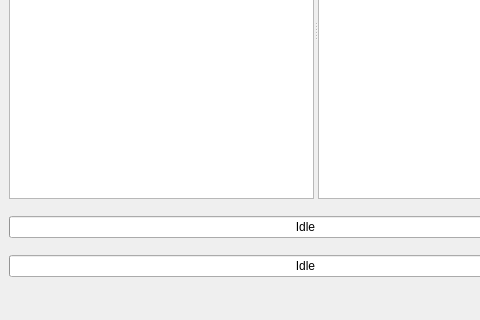
Before: the Qt Designer form failplay.ui in Svedrin/failplay, drawn with Qt 5; both pictures show x 0 to 480 and y 149 to 469 of the 632 by 469 pixel window.
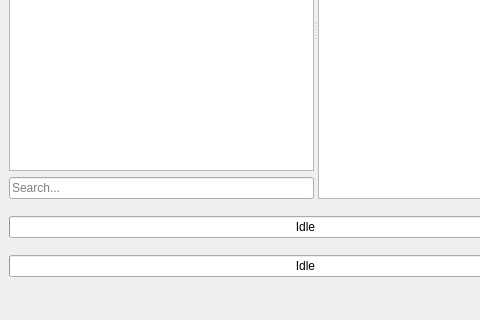
After: the same form once the commit is applied.

Commit message: add a library search bar

What changed in the file:
```diff
--- a/failplay.ui
+++ b/failplay.ui
@@ -14,7 +14,7 @@
    <string>FailPlay</string>
   </property>
   <widget class="QWidget" name="centralwidget">
-   <layout class="QVBoxLayout" name="verticalLayout_2">
+   <layout class="QVBoxLayout" name="verticalLayout_3">
     <item>
      <widget class="QSplitter" name="splitter">
       <property name="sizePolicy">
@@ -26,6 +26,9 @@
       <property name="orientation">
        <enum>Qt::Horizontal</enum>
       </property>
+      <widget class="QWidget" name="">
+       <layout class="QVBoxLayout" name="verticalLayout_2">
+        <item>
       <widget class="QTreeView" name="lstLibrary">
        <property name="sizePolicy">
         <sizepolicy hsizetype="Expanding" vsizetype="Expanding">
@@ -34,6 +37,16 @@
         </sizepolicy>
        </property>
       </widget>
+        </item>
+        <item>
+         <widget class="QLineEdit" name="leLibraryFilter">
+          <property name="placeholderText">
+           <string>Search...</string>
+          </property>
+         </widget>
+        </item>
+       </layout>
+      </widget>
       <widget class="QTableView" name="lstPlaylist">
        <property name="sizePolicy">
         <sizepolicy hsizetype="Expanding" vsizetype="Expanding">
```
Left out of the diff: 3 changed lines with no effect on the pictures. Lines whose indentation alone changed are shown as unchanged. The commit also changes 2 other files.
